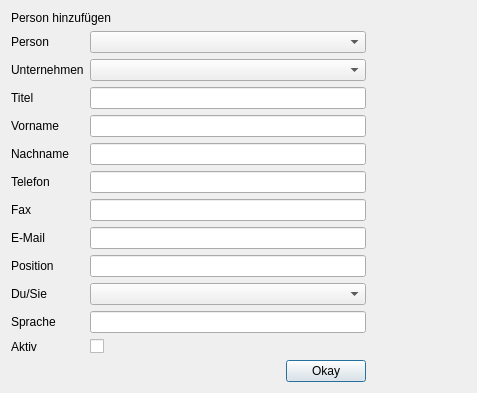
Above: createperson.ui from green-lion-racing/glr-database before the change. Below: the same form after it.
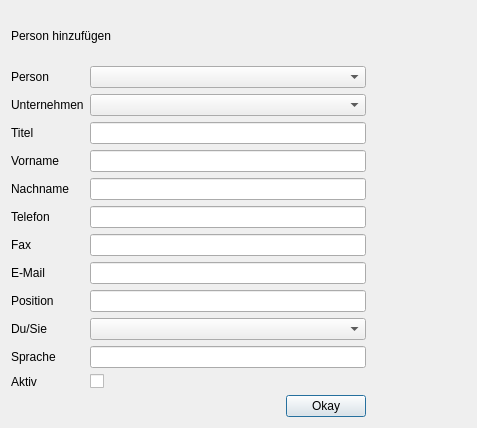
That is the form after the change.

```diff
--- a/createperson.ui
+++ b/createperson.ui
@@ -7,7 +7,7 @@
     <x>0</x>
     <y>0</y>
     <width>477</width>
-    <height>370</height>
+    <height>428</height>
    </rect>
   </property>
   <property name="windowTitle">
@@ -108,56 +108,31 @@
        <item row="7" column="1">
         <widget class="QLineEdit" name="le_email"/>
        </item>
-       <item row="8" column="0">
+       <item row="9" column="0">
         <widget class="QLabel" name="label_10">
          <property name="text">
           <string>Position</string>
          </property>
         </widget>
        </item>
-       <item row="8" column="1">
+       <item row="9" column="1">
         <widget class="QLineEdit" name="le_position"/>
        </item>
-       <item row="9" column="0">
+       <item row="10" column="0">
         <widget class="QLabel" name="label_7">
          <property name="text">
           <string>Du/Sie</string>
          </property>
         </widget>
        </item>
-       <item row="9" column="1">
-        <widget class="QComboBox" name="cb_you">
-         <property name="editable">
-          <bool>false</bool>
-         </property>
-         <property name="currentText">
-          <string/>
-         </property>
-         <property name="iconSize">
-          <size>
-           <width>16</width>
-           <height>16</height>
-          </size>
-         </property>
-         <property name="placeholderText">
-          <string>Anrede...</string>
-         </property>
-         <property name="frame">
-          <bool>true</bool>
-         </property>
-        </widget>
-       </item>
-       <item row="11" column="0">
+       <item row="13" column="0">
         <widget class="QLabel" name="label_9">
          <property name="text">
           <string>Sprache</string>
          </property>
         </widget>
        </item>
-       <item row="11" column="1">
-        <widget class="QLineEdit" name="le_language"/>
-       </item>
-       <item row="13" column="1">
+       <item row="15" column="1">
         <layout class="QHBoxLayout" name="horizontalLayout">
          <item>
           <spacer name="horizontalSpacer">
@@ -198,20 +173,45 @@
          </property>
         </widget>
        </item>
-       <item row="12" column="1">
-        <widget class="QCheckBox" name="checkBox">
+       <item row="14" column="1">
+        <widget class="QCheckBox" name="cb_active">
          <property name="text">
           <string/>
          </property>
         </widget>
        </item>
-       <item row="12" column="0">
+       <item row="14" column="0">
         <widget class="QLabel" name="label_12">
          <property name="text">
           <string>Aktiv</string>
          </property>
         </widget>
        </item>
+       <item row="13" column="1">
+        <widget class="QLineEdit" name="le_language"/>
+       </item>
+       <item row="10" column="1">
+        <widget class="QComboBox" name="cb_you">
+         <property name="editable">
+          <bool>false</bool>
+         </property>
+         <property name="currentText">
+          <string/>
+         </property>
+         <property name="iconSize">
+          <size>
+           <width>16</width>
+           <height>16</height>
+          </size>
+         </property>
+         <property name="placeholderText">
+          <string>Anrede...</string>
+         </property>
+         <property name="frame">
+          <bool>true</bool>
+         </property>
+        </widget>
+       </item>
       </layout>
      </item>
     </layout>
```
Left out of the diff: 9 changed lines with no effect on the pictures.
